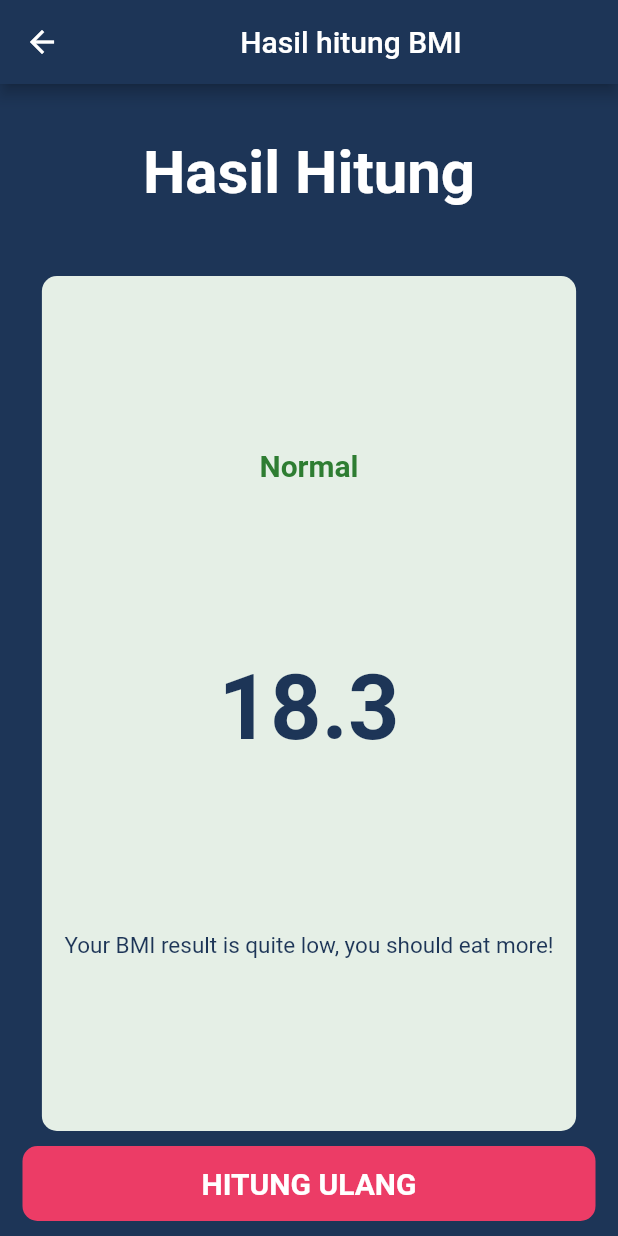
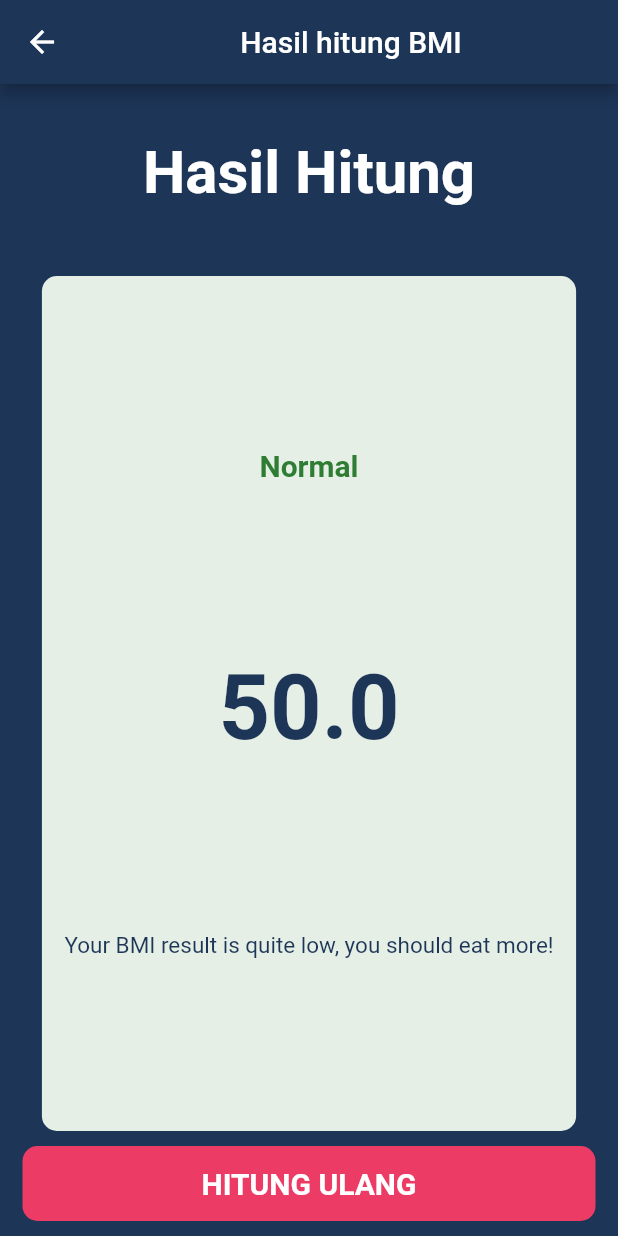
Before and after one commit to nadanisrina/flutter_app, a Flutter app: the screen it shows after launch, after a tap on "HITUNG BMI", on a phone screen of 412 x 824 dp. Run offline on Flutter 3.47's test engine with Material 2 defaults, Android fonts, the phone set to English and light mode, and no system bars.

Commit message:
feat(function): add function to calculate data and pass data

```diff
--- a/my_app/lib/views/bmi_data_screen.dart
+++ b/my_app/lib/views/bmi_data_screen.dart
@@ -1,3 +1,4 @@
+import 'dart:math';
 import 'dart:ui';
 
 import 'package:flutter/material.dart';
@@ -12,9 +13,18 @@ class BmiDataScreen extends StatefulWidget {
 }
 
 class _BmiDataScreenState extends State<BmiDataScreen> {
+  //variables
   int height = 100;
   int weight = 50;
   int age = 20;
+  //function
+  double calculateBMI() {
+    double heightInMeter = height / 100;
+    num heightSquare = pow(heightInMeter, 2);
+    // print(heightSquare);
+    double result = weight / heightSquare;
+    return result;
+  }
 
   @override
   Widget build(BuildContext context) {
@@ -224,9 +234,12 @@ class _BmiDataScreenState extends State<BmiDataScreen> {
           )),
           GestureDetector(
             onTap: () {
+              ;
               Navigator.of(context).push(MaterialPageRoute(
                 builder: ((context) {
-                  return BmiResultScreen();
+                  return BmiResultScreen(
+                    bmiResult: calculateBMI(),
+                  );
                 }),
               ));
             },
--- a/my_app/lib/views/bmi_screen_result.dart
+++ b/my_app/lib/views/bmi_screen_result.dart
@@ -3,8 +3,8 @@ import 'package:my_app/constants/constant.dart';
 import 'package:my_app/views/bmi_data_screen.dart';
 
 class BmiResultScreen extends StatelessWidget {
-  const BmiResultScreen({Key? key}) : super(key: key);
-
+  const BmiResultScreen({Key? key, required this.bmiResult}) : super(key: key);
+  final double bmiResult;
   @override
   Widget build(BuildContext context) {
     return Scaffold(
@@ -39,7 +39,7 @@ class BmiResultScreen extends StatelessWidget {
                               fontSize: 20,
                               fontWeight: FontWeight.bold,
                               color: Colors.green[800])),
-                      Text("18.3",
+                      Text("${bmiResult.toStringAsFixed(1)}",
                           style: TextStyle(
                               fontSize: 60,
                               fontWeight: FontWeight.bold,
```
